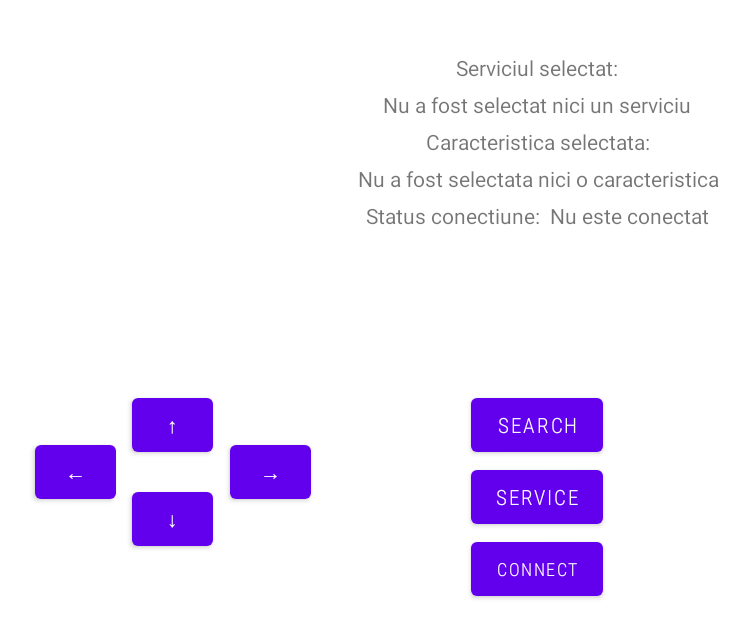
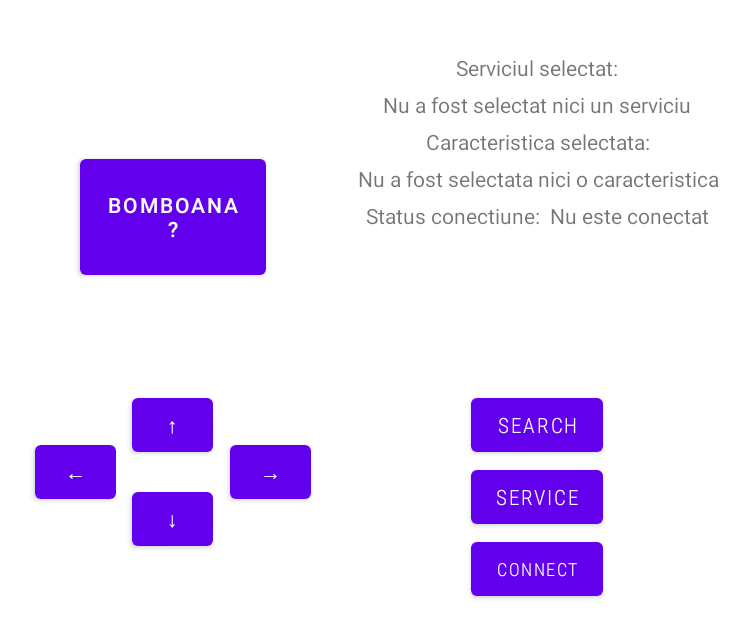
Before and after one commit to AkabJack/RoboLift, an Android app: the MainActivity screen opened directly, with no data from a screen before it, on a phone screen of 824 x 412 dp (held sideways). Shown: the whole screen, without its empty margins (44-794 px from the left). Run offline under Robolectric (Android 15) with nearby library versions, the phone set to English and light mode, and no system bars; 1 statement that could not run was skipped.

Commit message:
Am implementat celelalte butoane

```diff
--- a/app/src/main/java/com/akabjack/robolift/BLE_DevListAdapter.java
+++ b/app/src/main/java/com/akabjack/robolift/BLE_DevListAdapter.java
@@ -24,7 +24,7 @@ public class BLE_DevListAdapter extends ArrayAdapter<BLE_Device> {
         this.devices = objects;
     }
 
-    public View getView(int position, View convertView, ViewGroup parent){//TODO Study
+    public View getView(int position, View convertView, ViewGroup parent){
         if(convertView == null) {
             LayoutInflater inflater = (LayoutInflater) activity.getApplicationContext().getSystemService(Context.LAYOUT_INFLATER_SERVICE);
             convertView = inflater.inflate(layoutResId, parent , false);
@@ -34,7 +34,7 @@ public class BLE_DevListAdapter extends ArrayAdapter<BLE_Device> {
         String address = device.getAddress();
         int rssi = device.getRssi();
 
-        TextView txtName = (TextView) convertView.findViewById(R.id.tv_name);//TODO Look at this;
+        TextView txtName = (TextView) convertView.findViewById(R.id.tv_name);
         if (name != null && name.length() >0){
             txtName.setText(device.getName());
         }
--- a/app/src/main/java/com/akabjack/robolift/MainActivity.java
+++ b/app/src/main/java/com/akabjack/robolift/MainActivity.java
@@ -71,10 +71,40 @@ public class MainActivity extends AppCompatActivity implements View.OnClickListe
             txtStatusCon.setText(robotConnection.isConectedCast());
         }
         else if (view.getId() == R.id.btnJos) {
-            Toast.makeText(this, "Button Down Pressed", Toast.LENGTH_SHORT).show();
-            String command = new String("4");
-            byte[] bit = command.getBytes();
-            System.out.println(robotConnection.sendCommand(bit));
+            //Toast.makeText(this, "Button Down Pressed", Toast.LENGTH_SHORT).show();
+            if(robotConnection != null){
+                String command = new String("1");
+                byte[] bit = command.getBytes();
+                System.out.println(robotConnection.sendCommand(bit));
+            }
+        }
+        else if(view.getId() == R.id.btnSus){
+            if(robotConnection != null){
+                String command = new String("2");
+                byte[] bit = command.getBytes();
+                System.out.println(robotConnection.sendCommand(bit));
+            }
+        }
+        else if(view.getId() == R.id.btnDreapta){
+            if(robotConnection != null){
+                String command = new String("3");
+                byte[] bit = command.getBytes();
+                System.out.println(robotConnection.sendCommand(bit));
+            }
+        }
+        else if(view.getId() == R.id.btnStanga){
+            if(robotConnection != null){
+                String command = new String("4");
+                byte[] bit = command.getBytes();
+                System.out.println(robotConnection.sendCommand(bit));
+            }
+        }
+        else if(view.getId() == R.id.btnDispenseCandy){
+            if(robotConnection != null){
+                String command = new String("5");
+                byte[] bit = command.getBytes();
+                System.out.println(robotConnection.sendCommand(bit));
+            }
         }
     }
 
@@ -111,14 +141,24 @@ public class MainActivity extends AppCompatActivity implements View.OnClickListe
         txtChar = (TextView) findViewById(R.id.txtChar);
         txtStatusCon = (TextView) findViewById(R.id.txtStatusCon);
         txtStatusCon.setText("Nu este conectat");
+
+        Button btnControlJos = findViewById(R.id.btnJos);
+        Button btnControlSus = findViewById(R.id.btnSus);
+        Button btnControlDreapta = findViewById(R.id.btnDreapta);
+        Button btnControlStanga = findViewById(R.id.btnStanga);
+        Button btnCandy = findViewById(R.id.btnDispenseCandy);
         Button btnSearch = findViewById(R.id.btnSearch);
-        Button btnControlJos = findViewById(R.id.btnJos);
         Button btnServiceSelect = findViewById(R.id.btnServiceSelect);
         Button btnConnRetrieve = findViewById(R.id.btnConnRetrieve);
         findViewById(R.id.btnJos).setOnClickListener(this);
+        findViewById(R.id.btnSus).setOnClickListener(this);
+        findViewById(R.id.btnDreapta).setOnClickListener(this);
+        findViewById(R.id.btnStanga).setOnClickListener(this);
+        findViewById(R.id.btnDispenseCandy).setOnClickListener(this);
         findViewById(R.id.btnSearch).setOnClickListener(this);
         findViewById(R.id.btnServiceSelect).setOnClickListener(this);
         findViewById(R.id.btnConnRetrieve).setOnClickListener(this);
+
         }
 
         @Override protected void onStart(){
--- a/app/src/main/res/layout/activity_main.xml
+++ b/app/src/main/res/layout/activity_main.xml
@@ -86,6 +86,16 @@
         app:layout_constraintTop_toBottomOf="@+id/btnServiceSelect"
         app:layout_constraintVertical_bias="0.0"/>
 
+    <Button
+        android:id="@+id/btnDispenseCandy"
+        android:layout_width="124dp"
+        android:layout_height="89dp"
+        android:text="Bomboana?"
+        app:layout_constraintBottom_toTopOf="@+id/guideline5"
+        app:layout_constraintEnd_toStartOf="@+id/guideline3"
+        app:layout_constraintStart_toStartOf="@+id/guideline2"
+        app:layout_constraintTop_toTopOf="@+id/guideline9" />
+
 
     <androidx.constraintlayout.widget.Guideline
         android:id="@+id/guideline2"
@@ -129,14 +139,26 @@
         android:orientation="vertical"
         app:layout_constraintGuide_end="30dp" />
 
-    <ScrollView
-        android:id="@+id/listBTDev"
-        android:layout_width="215dp"
-        android:layout_height="324dp"
+    <LinearLayout
+        android:id="@+id/linear1"
+        android:layout_width="0dp"
+        android:layout_height="0dp"
         app:layout_constraintBottom_toTopOf="@+id/guideline4"
         app:layout_constraintEnd_toStartOf="@+id/guideline11"
         app:layout_constraintStart_toStartOf="@+id/guideline8"
-        app:layout_constraintTop_toTopOf="@+id/guideline9" />
+        app:layout_constraintTop_toTopOf="@+id/guideline9">
+
+        <ScrollView
+            android:id="@+id/listBTDev"
+            android:layout_width="match_parent"
+            android:layout_height="match_parent"
+            app:layout_constraintBottom_toTopOf="@+id/guideline4"
+            app:layout_constraintEnd_toStartOf="@+id/guideline11"
+            app:layout_constraintStart_toStartOf="@+id/guideline8"
+            app:layout_constraintTop_toTopOf="@+id/guideline9" />
+    </LinearLayout>
+
+
 
     <TextView
         android:id="@+id/textView4"
```
